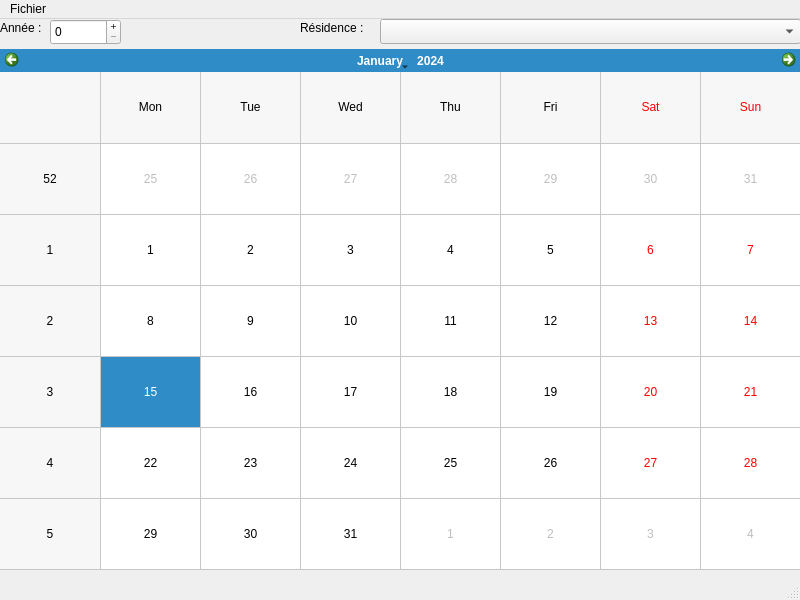
Old version of the form gui/ui_files/main_gui.ui in the repository netclic/booking_app.
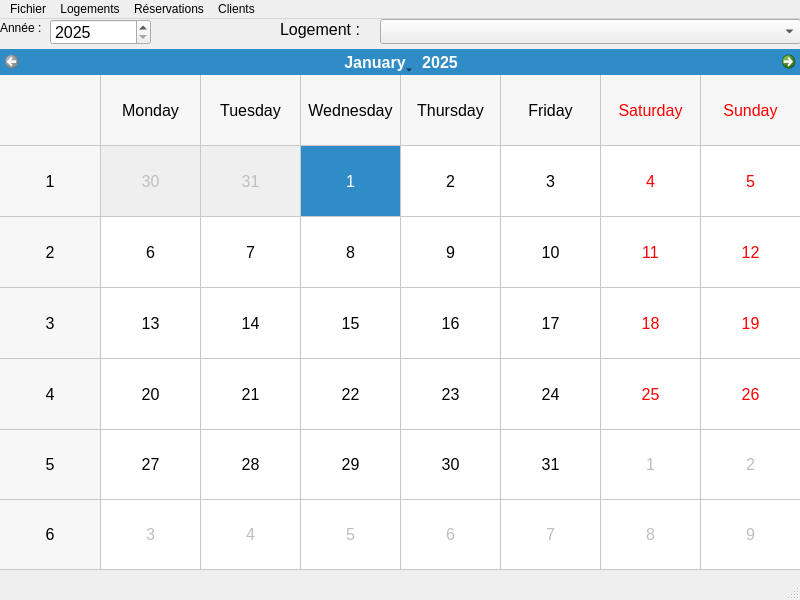
New version of the form.

Commit message: **Add "Liste des Logements" feature and update UI structure.**

What changed in the file:
```diff
--- a/gui/ui_files/main_gui.ui
+++ b/gui/ui_files/main_gui.ui
@@ -29,34 +29,62 @@
      <rect>
       <x>50</x>
       <y>0</y>
-      <width>71</width>
+      <width>101</width>
       <height>26</height>
      </rect>
     </property>
+    <property name="font">
+     <font>
+      <pointsize>12</pointsize>
+     </font>
+    </property>
     <property name="layoutDirection">
      <enum>Qt::LayoutDirection::LeftToRight</enum>
     </property>
+    <property name="autoFillBackground">
+     <bool>false</bool>
+    </property>
+    <property name="frame">
+     <bool>true</bool>
+    </property>
     <property name="buttonSymbols">
-     <enum>QAbstractSpinBox::ButtonSymbols::PlusMinus</enum>
+     <enum>QAbstractSpinBox::ButtonSymbols::UpDownArrows</enum>
     </property>
     <property name="accelerated">
      <bool>false</bool>
     </property>
+    <property name="showGroupSeparator" stdset="0">
+     <bool>false</bool>
+    </property>
+    <property name="minimum">
+     <number>2025</number>
+    </property>
+    <property name="maximum">
+     <number>2050</number>
+    </property>
+    <property name="value">
+     <number>2025</number>
+    </property>
    </widget>
    <widget class="QLabel" name="label">
     <property name="geometry">
      <rect>
-      <x>300</x>
+      <x>280</x>
       <y>0</y>
-      <width>71</width>
-      <height>17</height>
+      <width>91</width>
+      <height>20</height>
      </rect>
     </property>
+    <property name="font">
+     <font>
+      <pointsize>12</pointsize>
+     </font>
+    </property>
     <property name="frameShape">
      <enum>QFrame::Shape::NoFrame</enum>
     </property>
     <property name="text">
-     <string>Résidence :</string>
+     <string>Logement :</string>
     </property>
    </widget>
    <widget class="QLabel" name="label_2">
@@ -84,9 +112,34 @@
       <height>521</height>
      </rect>
     </property>
+    <property name="font">
+     <font>
+      <pointsize>12</pointsize>
+     </font>
+    </property>
+    <property name="minimumDate">
+     <date>
+      <year>2025</year>
+      <month>1</month>
+      <day>1</day>
+     </date>
+    </property>
+    <property name="maximumDate">
+     <date>
+      <year>2060</year>
+      <month>12</month>
+      <day>31</day>
+     </date>
+    </property>
     <property name="gridVisible">
      <bool>true</bool>
     </property>
+    <property name="horizontalHeaderFormat">
+     <enum>QCalendarWidget::HorizontalHeaderFormat::LongDayNames</enum>
+    </property>
+    <property name="navigationBarVisible">
+     <bool>true</bool>
+    </property>
    </widget>
   </widget>
   <widget class="QMenuBar" name="menubar">
@@ -95,7 +148,7 @@
      <x>0</x>
      <y>0</y>
      <width>800</width>
-     <height>22</height>
+     <height>33</height>
     </rect>
    </property>
    <widget class="QMenu" name="menuFichier">
@@ -104,13 +157,38 @@
     </property>
     <addaction name="separator"/>
     <addaction name="separator"/>
+    <addaction name="actionExporter_le_calendrier"/>
+    <addaction name="separator"/>
+    <addaction name="actionQuitter"/>
+   </widget>
+   <widget class="QMenu" name="menuLogements">
+    <property name="title">
+     <string>Logements</string>
+    </property>
     <addaction name="actionLogement"/>
+    <addaction name="actionLogementListe"/>
+    <addaction name="actionLogementSupprimer"/>
+   </widget>
+   <widget class="QMenu" name="menuR_servations">
+    <property name="title">
+     <string>Réservations</string>
+    </property>
     <addaction name="actionEvent"/>
-    <addaction name="actionClients"/>
-    <addaction name="separator"/>
-    <addaction name="actionQuitter"/>
+    <addaction name="actionEventListe"/>
+    <addaction name="actionEventSupprimer"/>
+   </widget>
+   <widget class="QMenu" name="menuClients">
+    <property name="title">
+     <string>Clients</string>
+    </property>
+    <addaction name="actionClient"/>
+    <addaction name="actionClientListe"/>
+    <addaction name="actionClientSupprimer"/>
    </widget>
    <addaction name="menuFichier"/>
+   <addaction name="menuLogements"/>
+   <addaction name="menuR_servations"/>
+   <addaction name="menuClients"/>
   </widget>
   <widget class="QStatusBar" name="statusbar"/>
   <action name="actionQuitter">
```
Left out of the diff: 51 changed lines with no effect on the pictures. The commit also changes 5 other files.
